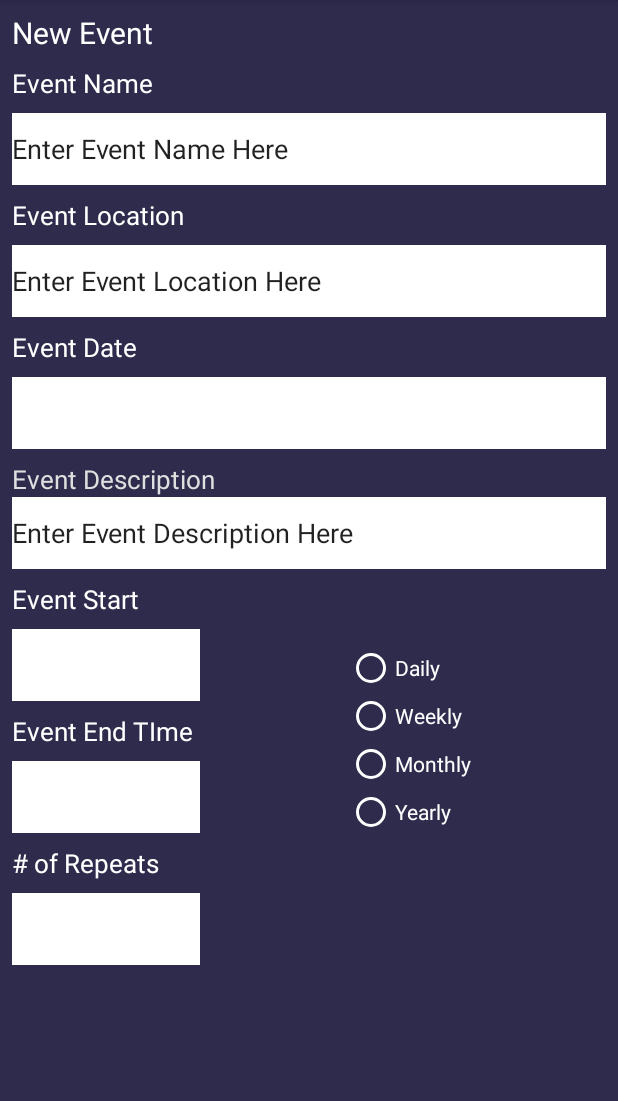
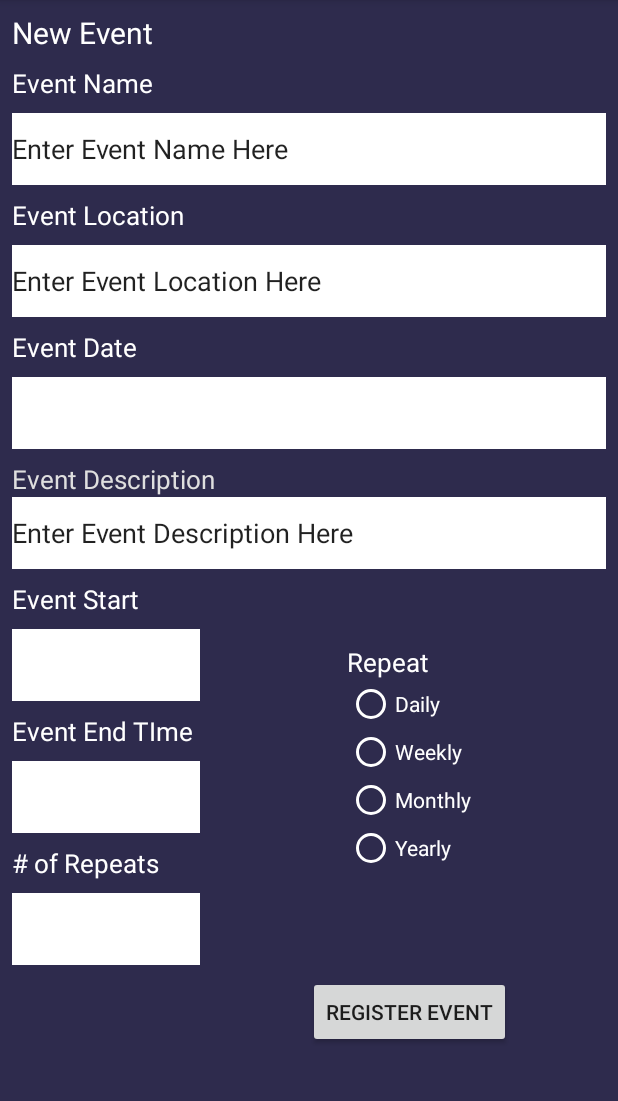
Before and after one commit to DenKho1/ScheduleCalendar, an Android app: the NewActivity screen opened directly, with no data from a screen before it, on a phone screen of 412 x 824 dp, the part 84-1185 px from its top. Run offline under Robolectric (Android 15) with nearby library versions, the phone set to English and light mode, and no system bars.

Commit message:
New Event Screen

```diff
--- a/app/src/main/res/layout/activity_new.xml
+++ b/app/src/main/res/layout/activity_new.xml
@@ -184,6 +184,7 @@
     </android.support.constraint.ConstraintLayout>
 
     <android.support.constraint.ConstraintLayout
+        android:id="@+id/constraintLayout2"
         android:layout_width="wrap_content"
         android:layout_height="wrap_content"
         android:layout_marginTop="50dp"
@@ -191,10 +192,27 @@
         app:layout_constraintStart_toEndOf="@+id/constraintLayout"
         app:layout_constraintTop_toBottomOf="@+id/LinearLayout">
 
+        <LinearLayout
+            android:layout_width="match_parent"
+            android:layout_height="match_parent"
+            android:orientation="vertical"
+            app:layout_constraintBottom_toBottomOf="parent"
+            app:layout_constraintEnd_toEndOf="parent"
+            app:layout_constraintStart_toStartOf="parent"
+            app:layout_constraintTop_toTopOf="parent">
+
+            <TextView
+                android:id="@+id/RepeatTxt"
+                android:layout_width="wrap_content"
+                android:layout_height="wrap_content"
+                android:text="Repeat"
+                android:textColor="#FFFFFF"
+                android:textSize="17sp" />
+
             <RadioGroup
                 android:layout_width="wrap_content"
                 android:layout_height="wrap_content"
-            app:layout_constraintBottom_toBottomOf="parent"
+                app:layout_constraintBottom_toTopOf="@+id/RepeatTxt"
                 app:layout_constraintEnd_toEndOf="parent"
                 app:layout_constraintStart_toStartOf="parent"
                 app:layout_constraintTop_toTopOf="parent">
@@ -231,5 +249,18 @@
                     android:text="Yearly"
                     android:textColor="#FFFFFF" />
             </RadioGroup>
+
+        </LinearLayout>
+
     </android.support.constraint.ConstraintLayout>
+
+    <Button
+        android:id="@+id/FinishBtn"
+        android:layout_width="wrap_content"
+        android:layout_height="wrap_content"
+        android:text="Register Event"
+        app:layout_constraintBottom_toBottomOf="parent"
+        app:layout_constraintEnd_toEndOf="parent"
+        app:layout_constraintStart_toEndOf="@+id/constraintLayout"
+        app:layout_constraintTop_toBottomOf="@+id/constraintLayout2" />
 </android.support.constraint.ConstraintLayout>
```
Lines whose indentation alone changed are shown as unchanged.
